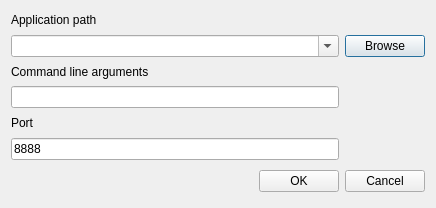
Qt form ui/src/rundialog.ui (OwlcatGames/OwlcatMonoProfiler) before a commit.
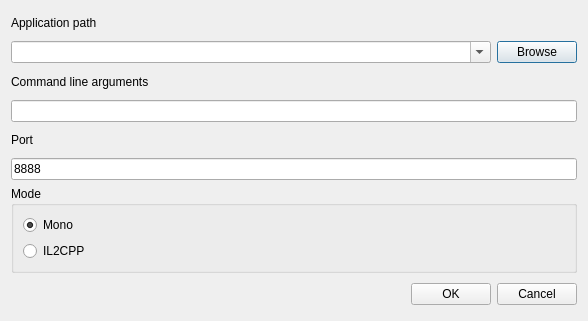
The same form after that commit.

```diff
--- a/ui/src/rundialog.ui
+++ b/ui/src/rundialog.ui
@@ -6,53 +6,108 @@
    <rect>
     <x>0</x>
     <y>0</y>
-    <width>436</width>
-    <height>208</height>
+    <width>588</width>
+    <height>321</height>
    </rect>
   </property>
   <property name="windowTitle">
    <string>Run Unity app</string>
   </property>
-  <layout class="QGridLayout" name="gridLayout">
-   <item row="4" column="0">
-    <widget class="QLineEdit" name="arguments"/>
-   </item>
-   <item row="1" column="1">
-    <widget class="QPushButton" name="pushButton">
-     <property name="text">
-      <string>Browse</string>
-     </property>
-    </widget>
-   </item>
-   <item row="0" column="0">
+  <layout class="QVBoxLayout" name="verticalLayout_2">
+   <item>
     <widget class="QLabel" name="label">
      <property name="text">
       <string>Application path</string>
      </property>
     </widget>
    </item>
-   <item row="3" column="0">
+   <item>
+    <layout class="QHBoxLayout" name="horizontalLayout" stretch="3,0">
+     <item>
+      <widget class="QComboBox" name="path">
+       <property name="editable">
+        <bool>true</bool>
+       </property>
+       <property name="frame">
+        <bool>true</bool>
+       </property>
+      </widget>
+     </item>
+     <item>
+      <widget class="QPushButton" name="pushButton">
+       <property name="text">
+        <string>Browse</string>
+       </property>
+      </widget>
+     </item>
+    </layout>
+   </item>
+   <item>
     <widget class="QLabel" name="label_2">
      <property name="text">
       <string>Command line arguments</string>
      </property>
     </widget>
    </item>
-   <item row="6" column="0">
-    <widget class="QLineEdit" name="port">
-     <property name="text">
-      <string>8888</string>
-     </property>
-    </widget>
+   <item>
+    <widget class="QLineEdit" name="arguments"/>
    </item>
-   <item row="5" column="0">
+   <item>
     <widget class="QLabel" name="label_3">
      <property name="text">
       <string>Port</string>
      </property>
     </widget>
    </item>
-   <item row="7" column="0" colspan="2">
+   <item>
+    <widget class="QLineEdit" name="port">
+     <property name="text">
+      <string>8888</string>
+     </property>
+    </widget>
+   </item>
+   <item>
+    <widget class="QGroupBox" name="groupBox">
+     <property name="sizePolicy">
+      <sizepolicy hsizetype="Preferred" vsizetype="Preferred">
+       <horstretch>0</horstretch>
+       <verstretch>0</verstretch>
+      </sizepolicy>
+     </property>
+     <property name="minimumSize">
+      <size>
+       <width>0</width>
+       <height>50</height>
+      </size>
+     </property>
+     <property name="title">
+      <string>Mode</string>
+     </property>
+     <property name="checkable">
+      <bool>false</bool>
+     </property>
+     <layout class="QVBoxLayout" name="verticalLayout">
+      <item>
+       <widget class="QRadioButton" name="modeMono">
+        <property name="text">
+         <string>Mono</string>
+        </property>
+        <property name="checked">
+         <bool>true</bool>
+        </property>
+       </widget>
+      </item>
+      <item>
+       <widget class="QRadioButton" name="modeIl2cpp">
+        <property name="text">
+         <string>IL2CPP</string>
+        </property>
+       </widget>
+      </item>
+     </layout>
+    </widget>
+   </item>
+   <item>
     <layout class="QHBoxLayout">
      <property name="spacing">
       <number>6</number>
@@ -98,16 +153,6 @@
      </item>
     </layout>
    </item>
-   <item row="1" column="0">
-    <widget class="QComboBox" name="path">
-     <property name="editable">
-      <bool>true</bool>
-     </property>
-     <property name="frame">
-      <bool>true</bool>
-     </property>
-    </widget>
-   </item>
   </layout>
  </widget>
  <resources/>
```
